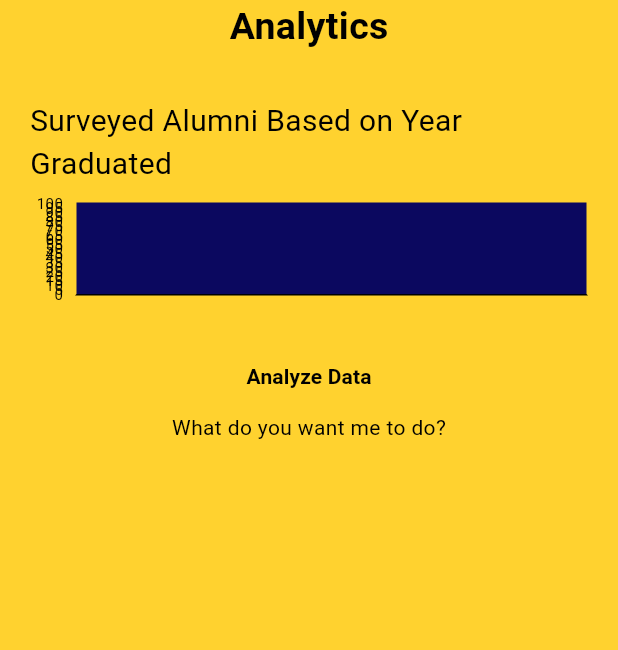
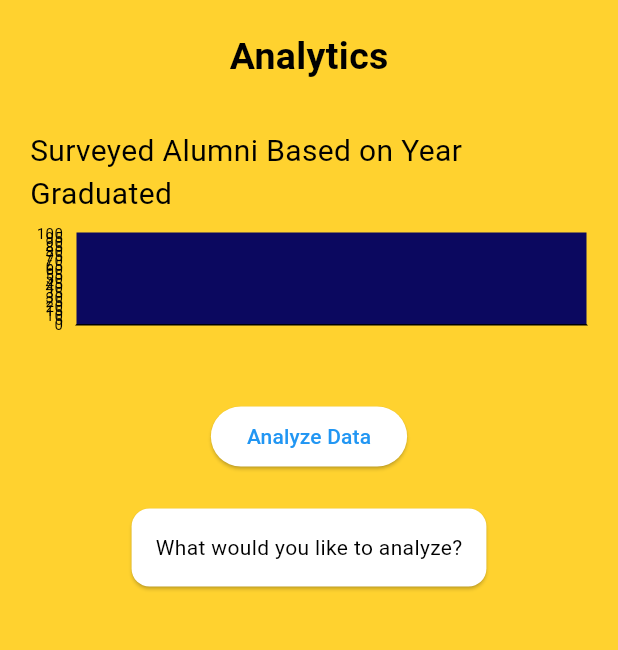
Before and after one commit to SirRamNick/oats-admin, a Flutter app: the screen it shows after launch, in the side drawer, after a tap on "Analytics", on a phone screen of 412 x 824 dp, the part 84-734 px from its top. Run offline on Flutter 3.47's test engine with Material 3 defaults, Android fonts, the phone set to English and light mode, and no system bars; drawn by our look-alikes of fl_chart, flutter_markdown; our stand-ins replace cloud_firestore, firebase_core, flutter_spinkit, google_generative_ai; missing offline and left inert: dart:js; accounts and stored records are empty; network calls fail; statements that could not run were skipped.

Commit message:
gemini-1.0

```diff
--- a/lib/pages/analytics_page.dart
+++ b/lib/pages/analytics_page.dart
@@ -1,33 +1,53 @@
+import 'package:flutter/material.dart';
+import 'package:cloud_firestore/cloud_firestore.dart';
+import 'package:flutter_markdown/flutter_markdown.dart';
+import 'package:google_generative_ai/google_generative_ai.dart';
 import 'package:admin/components/admin_appbar.dart';
 import 'package:admin/components/admin_drawer.dart';
-import 'package:admin/components/charts/bar_chart.dart';
 import 'package:admin/components/charts/line_chart.dart';
 import 'package:admin/services/data.dart';
-import 'package:admin/services/firebase.dart';
-import 'package:cloud_firestore/cloud_firestore.dart';
-// import 'package:cloud_firestore/cloud_firestore.dart';
-import 'package:flutter/material.dart';
-import 'package:google_generative_ai/google_generative_ai.dart';
+import 'package:provider/provider.dart';
 
-class AnalyticsPage extends StatefulWidget {
-  final GenerativeModel model;
-  const AnalyticsPage({
-    super.key,
-    required this.model,
-  });
+class AnalyticsModel extends ChangeNotifier {
+  String _geminiResponse = "What would you like to analyze?";
+  bool _isLoading = false;
+  String _error = '';
 
-  @override
-  State<AnalyticsPage> createState() => _AnalyticsPageState();
-}
+  String get geminiResponse => _geminiResponse;
+  bool get isLoading => _isLoading;
+  String get error => _error;
 
-class _AnalyticsPageState extends State<AnalyticsPage> {
-  late final FirestoreService stats = FirestoreService();
-  // final TextEditingController _textEditingController = TextEditingController();
-  bool sentResponse = false;
+  final GenerativeModel _model;
 
-  String geminiResponse = 'What do you want me to do?';
+  AnalyticsModel(this._model);
 
-  Future<List<dynamic>> fetchData() async {
+  Future<void> analyzeData() async {
+    _isLoading = true;
+    _error = '';
+    notifyListeners();
+
+    try {
+      final fetchedData = await _fetchData();
+      final preparedData = _prepareDataForGemini(fetchedData);
+
+      final content = [
+        Content.text(preparedData.toString()),
+        Content.text(_getQuestionDescriptions()),
+        Content.text(_getAnalysisInstructions()),
+        Content.text('Generate an analysis report'),
+      ];
+
+      final response = await _model.generateContent(content);
+      _geminiResponse = response.text ?? "No response generated.";
+    } catch (e) {
+      _error = "An error occurred: $e";
+    } finally {
+      _isLoading = false;
+      notifyListeners();
+    }
+  }
+
+  Future<List<QuestionData>> _fetchData() async {
     final firestore = FirebaseFirestore.instance;
     final questionCollections = [
       'question_2',
@@ -35,191 +55,124 @@ class _AnalyticsPageState extends State<AnalyticsPage> {
       'question_5',
       'question_6'
     ];
-
-    final questionData = [];
+    final List<QuestionData> questionData = [];
 
     for (final questionCollection in questionCollections) {
       try {
         final querySnapshot =
             await firestore.collection(questionCollection).get();
-        final qData = querySnapshot.docs.map(
-          (doc) {
-            final data = doc.data();
-            return QuestionData(
-              collectionName: questionCollection,
-              stronglyAgree: data['strongly_agree'],
-              agree: data['agree'],
-              neutral: data['neutral'],
-              disagree: data['disagree'],
-              stronglyDisagree: data['strongly_disagree'],
-              degree: data['degree'],
-            );
-          },
-        ).toList();
-
-        questionData.addAll(qData);
+        questionData.addAll(querySnapshot.docs.map(
+            (doc) => QuestionData.fromMap(doc.data(), questionCollection)));
       } catch (e) {
-        print(e.toString());
+        print('Error fetching data for $questionCollection: $e');
       }
     }
     return questionData;
   }
 
-  List<Map<String, dynamic>> prepareDataForGemini(List<dynamic> data) {
-    final geminiData = data.map((d) {
-      return {
-        'question_number': d.collectionName,
-        'strongly_agree': d.stronglyAgree,
-        'agree': d.agree,
-        'neutral': d.neutral,
-        'disagree': d.disagree,
-        'strongly_disagree': d.stronglyDisagree,
-        'degree': d.degree,
-      };
-    }).toList();
-
-    return geminiData;
+  List<Map<String, dynamic>> _prepareDataForGemini(List<QuestionData> data) {
+    return data.map((d) => d.toMap()).toList();
   }
 
-  // void _dialogBox(
-  //     BuildContext context, List<Map<String, dynamic>> data, String response) {
-  //   showDialog(
-  //     context: context,
-  //     builder: (context) => AlertDialog(
-  //       content: Text(response),
-  //     ),
-  //   );
-  // }
+  String _getQuestionDescriptions() {
+    return '''
+      Question 2 - The skills you've mentioned helped you in pursuing your career path. (Relevance)
+      Question 3 - Your first job aligns with your current job. (Continuity)
+      Question 5 - The program you took in OLOPSC matches your current job. (Compatibility)
+      Question 6 - You are satisfied with your current job. (Satisfaction)
+    ''';
+  }
+
+  String _getAnalysisInstructions() {
+    return '''
+      Provide a comprehensive analysis report based on the given data.
+      Ensure your response is clear and easily understandable for administrators overseeing the data.
+      Present the information in plain text without special characters.
+    ''';
+  }
+}
+
+class AnalyticsPage extends StatelessWidget {
+  final GenerativeModel model;
+
+  const AnalyticsPage({super.key, required this.model});
 
   @override
   Widget build(BuildContext context) {
-    // final double screenWidth = MediaQuery.of(context).size.width;
-    // final double screenHeight = MediaQuery.of(context).size.height;
-
-    return Scaffold(
-      appBar: adminAppBar(context),
-      drawer: adminDrawer(context, widget.model),
-      backgroundColor: const Color(0xFFFFD22F),
-      body: ListView(
-        children: [
-          Row(
-            mainAxisAlignment: MainAxisAlignment.center,
-            children: [
-              //     TextButton(
-              //       onPressed: () async {
-              //         final fetchedData = await fetchData();
-              //         final preparedData = prepareDataForGemini(fetchedData);
-
-              //         final Iterable<Content> content = [
-              //           Content.text(preparedData.toString()),
-              //           Content.text(
-              //               '''You are about to provide the user straight answers based on the inquiries. Provided with the data in a form of list, make sure
-              // to use this data as basis and make sure all answer you give is comprehendable by Administrator who are there to oversee the data.
-              // Provide only texts with no special characters.'''),
-              //           Content.text('General report about the data'),
-              //         ];
-              //         final GenerateContentResponse response =
-              //             await widget.model.generateContent(content);
-              //         setState(() {
-              //           geminiResponse = response.text!;
-              //         });
-              //       },
-              //       child: const Text(
-              //         'Generate Report',
-              //         style: TextStyle(
-              //           fontWeight: FontWeight.bold,
-              //         ),
-              //       ),
-              //     ),
-            ],
-          ),
-          const Padding(
-            padding: EdgeInsets.symmetric(horizontal: 20),
-            child: Column(
-              crossAxisAlignment: CrossAxisAlignment.start,
-              children: [
-                Align(
-                  alignment: Alignment.center,
-                  child: Text(
-                    "Analytics",
-                    style: TextStyle(
-                      fontSize: 25,
-                      fontWeight: FontWeight.bold,
-                    ),
-                  ),
-                ),
-                SizedBox(height: 30),
-                Align(
-                  alignment: Alignment.center,
-                  child: Text(
-                    "Surveyed Alumni Based on Year Graduated",
-                    style: TextStyle(
-                      fontSize: 20,
-                    ),
-                  ),
-                ),
-                SizedBox(height: 10),
-                OlopscLineChart(),
-                // OlopscBarChart(
-                //   collectionName: 'question_2',
-                //   questionName: 'Relevance',
-                //   toolTip:
-                //       "The skills you've mentioned helped you in pursuing your career path",
-                // ),
-                // OlopscBarChart(
-                //   collectionName: 'question_3',
-                //   questionName: 'Continuity',
-                //   toolTip: "Your first job aligns with your current job",
-                // ),
-                // OlopscBarChart(
-                //   collectionName: 'question_5',
-                //   questionName: 'Compatibility',
-                //   toolTip:
-                //       "The program you took in OLOPSC matches your current job",
-                // ),
-                // OlopscBarChart(
-                //   collectionName: 'question_6',
-                //   questionName: 'Satisfaction',
-                //   toolTip: "You are satisfied with your current job.",
-                // ),
-              ],
-            ),
-          ),
-          TextButton(
-            onPressed: () async {
-              final fetchedData = await fetchData();
-              final preparedData = prepareDataForGemini(fetchedData);
-
-              final Iterable<Content> content = [
-                Content.text(preparedData.toString()),
-                Content.text(
-                    '''Question 2 - The skills you've mentioned helped you in pursuing your career path. (Relevance
-                                Question 3 - Your first job aligns with your current job.(Continuity)
-                                Question 5 - The program you took in OLOPSC matches your current job.(Compatibility)
-                                Question 6 - You are satisfied with your current job. (Satisfaction)'''),
-                Content.text(
-                    '''You are about to provide the user straight answers based on the inquiries. Provided with the data in a form of list, make sure
-          to use this data as basis and make sure all answer you give is comprehendable by Administrator who are there to oversee the data.
-          Provide only texts with no special characters.'''),
-                Content.text('Give me analysis report'),
-              ];
-              final GenerateContentResponse response =
-                  await widget.model.generateContent(content);
-
-              setState(() {
-                geminiResponse = response.text!;
-              });
-            },
-            child: const Text(
-              'Analyze Data',
-              style: TextStyle(
-                fontWeight: FontWeight.bold,
-              ),
-            ),
-          ),
-          Center(child: Text(geminiResponse)),
-        ],
+    return ChangeNotifierProvider(
+      create: (_) => AnalyticsModel(model),
+      child: Scaffold(
+        appBar: adminAppBar(context),
+        drawer: adminDrawer(context, model),
+        backgroundColor: const Color(0xFFFFD22F),
+        body: const AnalyticsBody(),
       ),
     );
   }
 }
+
+class AnalyticsBody extends StatelessWidget {
+  const AnalyticsBody({super.key});
+
+  @override
+  Widget build(BuildContext context) {
+    return const SingleChildScrollView(
+      child: Padding(
+        padding: EdgeInsets.all(20),
+        child: Column(
+          crossAxisAlignment: CrossAxisAlignment.center,
+          children: [
+            Text(
+              "Analytics",
+              style: TextStyle(fontSize: 25, fontWeight: FontWeight.bold),
+            ),
+            SizedBox(height: 30),
+            Text(
+              "Surveyed Alumni Based on Year Graduated",
+              style: TextStyle(fontSize: 20),
+            ),
+            SizedBox(height: 10),
+            OlopscLineChart(),
+            SizedBox(height: 20),
+            AnalyzeButton(),
+            SizedBox(height: 20),
+            AnalysisResult(),
+          ],
+        ),
+      ),
+    );
+  }
+}
+
+class AnalyzeButton extends StatelessWidget {
+  const AnalyzeButton({super.key});
+
+  @override
+  Widget build(BuildContext context) {
+    final model = context.watch<AnalyticsModel>();
+    return ElevatedButton(
+      onPressed: model.isLoading ? null : model.analyzeData,
+      child: model.isLoading
+          ? const CircularProgressIndicator()
+          : const Text('Analyze Data'),
+    );
+  }
+}
+
+class AnalysisResult extends StatelessWidget {
+  const AnalysisResult({super.key});
+
+  @override
+  Widget build(BuildContext context) {
+    final model = context.watch<AnalyticsModel>();
+    if (model.error.isNotEmpty) {
+      return Text(model.error, style: const TextStyle(color: Colors.red));
+    }
+    return Card(
+      child: Padding(
+        padding: const EdgeInsets.all(16.0),
+        child: MarkdownBody(data: model.geminiResponse),
+      ),
+    );
+  }
+}
--- a/pubspec.yaml
+++ b/pubspec.yaml
@@ -40,6 +40,8 @@ dependencies:
   flutter_spinkit: ^5.2.1
   fl_chart: ^0.68.0
   google_generative_ai: ^0.4.4
+  flutter_markdown: ^0.7.3+1
+  provider: ^6.1.2
 
 
 dev_dependencies:
```
Also changed, not shown: lib/services/data.dart (+27 -0 lines), pubspec.lock.
